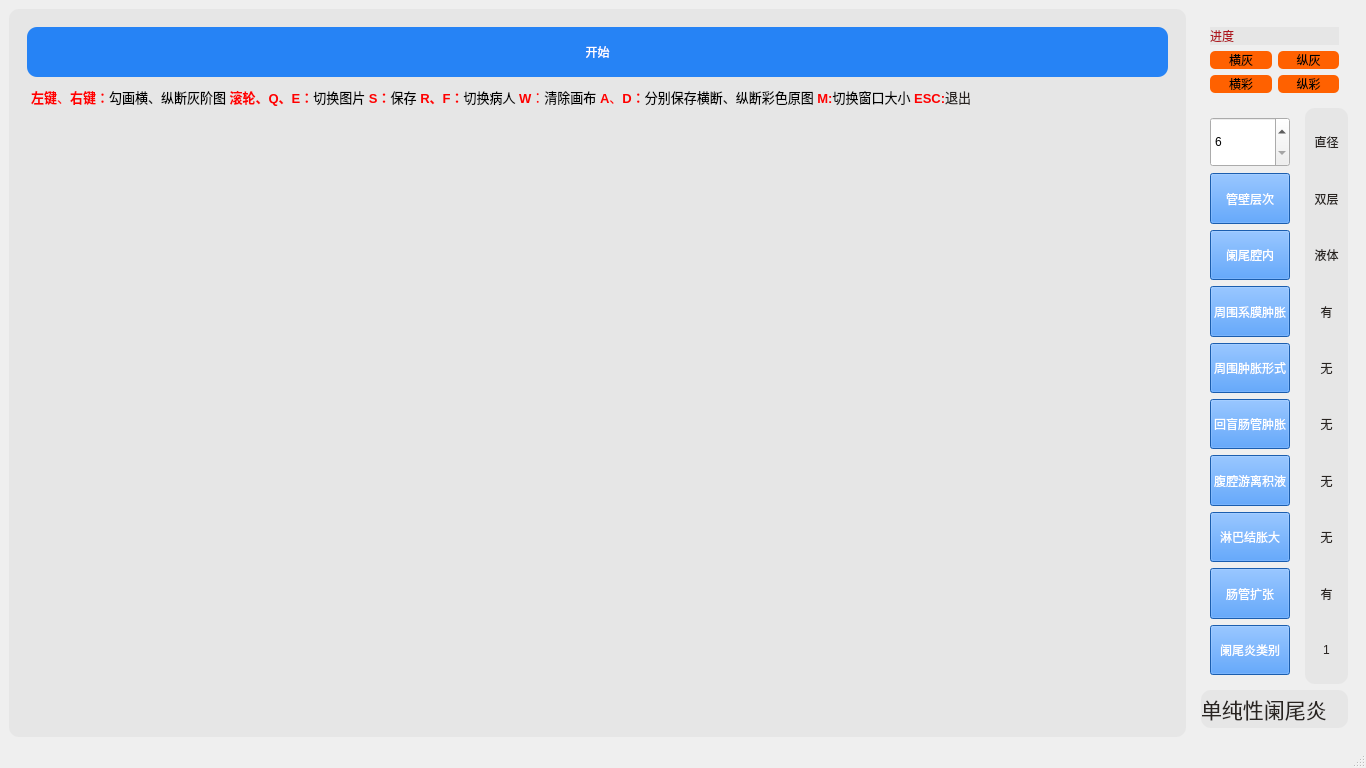
Before: the Qt Designer form myui.ui in sunbrown/appendix_label, drawn with Qt 5.
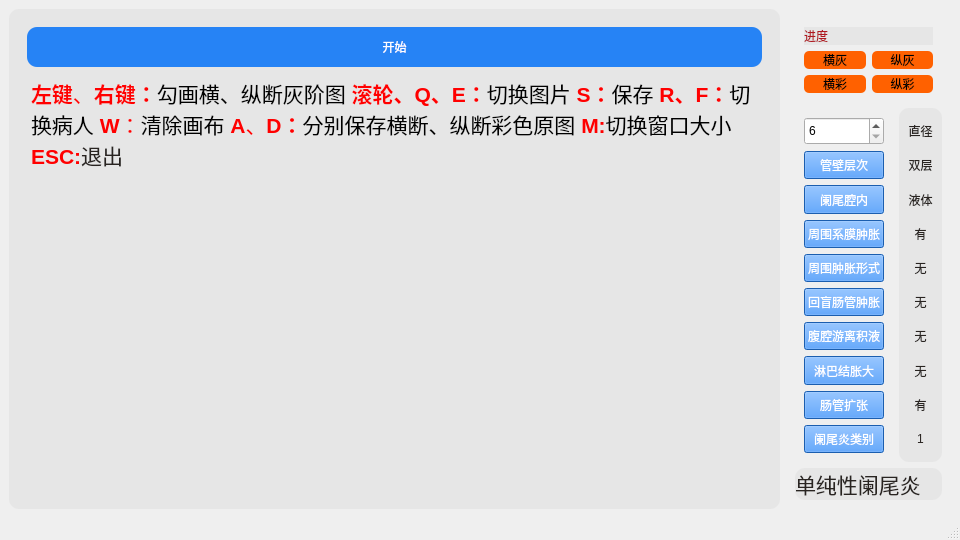
After: the same form once the commit is applied.

Commit message: v1.2 修复ch_id无法正确匹配的bug，修改textbrowser字体大小

Patch:
```diff
--- a/myui.ui
+++ b/myui.ui
@@ -6,8 +6,8 @@
    <rect>
     <x>0</x>
     <y>0</y>
-    <width>1366</width>
-    <height>768</height>
+    <width>960</width>
+    <height>540</height>
    </rect>
   </property>
   <property name="windowTitle">
@@ -24,7 +24,7 @@
     <item row="0" column="0">
      <layout class="QVBoxLayout" name="verticalLayout" stretch="40">
       <item>
-       <layout class="QHBoxLayout" name="horizontalLayout_23" stretch="5,0">
+       <layout class="QHBoxLayout" name="horizontalLayout_23" stretch="10,1">
         <item>
          <widget class="QWidget" name="widget" native="true">
           <property name="styleSheet">
@@ -32,7 +32,7 @@
 border-radius:10px;
 </string>
           </property>
-          <layout class="QHBoxLayout" name="horizontalLayout_2" stretch="10,2">
+          <layout class="QHBoxLayout" name="horizontalLayout_2" stretch="10,3">
            <item>
             <layout class="QHBoxLayout" name="gridLayout_3">
              <property name="sizeConstraint">
@@ -46,7 +46,7 @@
               <item>
                <widget class="QPushButton" name="start">
                 <property name="styleSheet">
-                 <string notr="true">height:50px;
+                 <string notr="true">height:40px;
 font: 25pt &quot;楷体&quot;;
 color: rgb(255, 255, 255);
 background-color:rgb(38, 131, 245);</string>
@@ -68,8 +68,8 @@
                  <string>&lt;!DOCTYPE HTML PUBLIC &quot;-//W3C//DTD HTML 4.0//EN&quot; &quot;http://www.w3.org/TR/REC-html40/strict.dtd&quot;&gt;
 &lt;html&gt;&lt;head&gt;&lt;meta name=&quot;qrichtext&quot; content=&quot;1&quot; /&gt;&lt;style type=&quot;text/css&quot;&gt;
 p, li { white-space: pre-wrap; }
-&lt;/style&gt;&lt;/head&gt;&lt;body style=&quot; font-family:'楷体'; font-size:12pt; font-weight:400; font-style:normal;&quot;&gt;
-&lt;p style=&quot; margin-top:12px; margin-bottom:12px; margin-left:0px; margin-right:0px; -qt-block-indent:0; text-indent:0px;&quot;&gt;&lt;span style=&quot; font-size:10pt; font-weight:600; color:#ff0000;&quot;&gt;左键&lt;/span&gt;&lt;span style=&quot; font-size:10pt; color:#ff0000;&quot;&gt;、&lt;/span&gt;&lt;span style=&quot; font-size:10pt; font-weight:600; color:#ff0000;&quot;&gt;右键：&lt;/span&gt;&lt;span style=&quot; font-size:10pt; color:#000000;&quot;&gt;勾画横、纵断灰阶图 &lt;/span&gt;&lt;span style=&quot; font-size:10pt; font-weight:600; color:#ff0000;&quot;&gt;滚轮、Q、E：&lt;/span&gt;&lt;span style=&quot; font-size:10pt; color:#000000;&quot;&gt;切换图片 &lt;/span&gt;&lt;span style=&quot; font-size:10pt; font-weight:600; color:#ff0000;&quot;&gt;S：&lt;/span&gt;&lt;span style=&quot; font-size:10pt; color:#000000;&quot;&gt;保存 &lt;/span&gt;&lt;span style=&quot; font-size:10pt; font-weight:600; color:#ff0000;&quot;&gt;R、F：&lt;/span&gt;&lt;span style=&quot; font-size:10pt; color:#000000;&quot;&gt;切换病人 &lt;/span&gt;&lt;span style=&quot; font-size:10pt; font-weight:600; color:#ff0000;&quot;&gt;W&lt;/span&gt;&lt;span style=&quot; font-size:10pt; color:#ff0000;&quot;&gt;：&lt;/span&gt;&lt;span style=&quot; font-size:10pt; color:#000000;&quot;&gt;清除画布 &lt;/span&gt;&lt;span style=&quot; font-size:10pt; font-weight:600; color:#ff0000;&quot;&gt;A&lt;/span&gt;&lt;span style=&quot; font-size:10pt; color:#ff0000;&quot;&gt;、&lt;/span&gt;&lt;span style=&quot; font-size:10pt; font-weight:600; color:#ff0000;&quot;&gt;D：&lt;/span&gt;&lt;span style=&quot; font-size:10pt; color:#000000;&quot;&gt;分别保存横断、纵断彩色原图&lt;/span&gt;&lt;span style=&quot; font-size:10pt; font-weight:600; color:#ff0000;&quot;&gt; M:&lt;/span&gt;&lt;span style=&quot; font-size:10pt; color:#000000;&quot;&gt;切换窗口大小&lt;/span&gt;&lt;span style=&quot; font-size:10pt;&quot;&gt; &lt;/span&gt;&lt;span style=&quot; font-size:10pt; font-weight:600; color:#ff0000;&quot;&gt;ESC:&lt;/span&gt;&lt;span style=&quot; font-size:10pt;&quot;&gt;退出&lt;/span&gt;&lt;/p&gt;&lt;/body&gt;&lt;/html&gt;</string>
+&lt;/style&gt;&lt;/head&gt;&lt;body style=&quot; font-family:'楷体'; font-size:15pt; font-weight:400; font-style:normal;&quot;&gt;
+&lt;p style=&quot; margin-top:12px; margin-bottom:12px; margin-left:0px; margin-right:0px; -qt-block-indent:0; text-indent:0px;&quot;&gt;&lt;span style=&quot; font-size:16pt; font-weight:600; color:#ff0000;&quot;&gt;左键&lt;/span&gt;&lt;span style=&quot; font-size:16pt; color:#ff0000;&quot;&gt;、&lt;/span&gt;&lt;span style=&quot; font-size:16pt; font-weight:600; color:#ff0000;&quot;&gt;右键：&lt;/span&gt;&lt;span style=&quot; font-size:16pt; color:#000000;&quot;&gt;勾画横、纵断灰阶图 &lt;/span&gt;&lt;span style=&quot; font-size:16pt; font-weight:600; color:#ff0000;&quot;&gt;滚轮、Q、E：&lt;/span&gt;&lt;span style=&quot; font-size:16pt; color:#000000;&quot;&gt;切换图片 &lt;/span&gt;&lt;span style=&quot; font-size:16pt; font-weight:600; color:#ff0000;&quot;&gt;S：&lt;/span&gt;&lt;span style=&quot; font-size:16pt; color:#000000;&quot;&gt;保存 &lt;/span&gt;&lt;span style=&quot; font-size:16pt; font-weight:600; color:#ff0000;&quot;&gt;R、F：&lt;/span&gt;&lt;span style=&quot; font-size:16pt; color:#000000;&quot;&gt;切换病人 &lt;/span&gt;&lt;span style=&quot; font-size:16pt; font-weight:600; color:#ff0000;&quot;&gt;W&lt;/span&gt;&lt;span style=&quot; font-size:16pt; color:#ff0000;&quot;&gt;：&lt;/span&gt;&lt;span style=&quot; font-size:16pt; color:#000000;&quot;&gt;清除画布 &lt;/span&gt;&lt;span style=&quot; font-size:16pt; font-weight:600; color:#ff0000;&quot;&gt;A&lt;/span&gt;&lt;span style=&quot; font-size:16pt; color:#ff0000;&quot;&gt;、&lt;/span&gt;&lt;span style=&quot; font-size:16pt; font-weight:600; color:#ff0000;&quot;&gt;D：&lt;/span&gt;&lt;span style=&quot; font-size:16pt; color:#000000;&quot;&gt;分别保存横断、纵断彩色原图&lt;/span&gt;&lt;span style=&quot; font-size:16pt; font-weight:600; color:#ff0000;&quot;&gt; M:&lt;/span&gt;&lt;span style=&quot; font-size:16pt; color:#000000;&quot;&gt;切换窗口大小&lt;/span&gt;&lt;span style=&quot; font-size:16pt;&quot;&gt; &lt;/span&gt;&lt;span style=&quot; font-size:16pt; font-weight:600; color:#ff0000;&quot;&gt;ESC:&lt;/span&gt;&lt;span style=&quot; font-size:16pt;&quot;&gt;退出&lt;/span&gt;&lt;/p&gt;&lt;/body&gt;&lt;/html&gt;</string>
                 </property>
                </widget>
               </item>
```
Left out of the diff: 6 changed lines with no effect on the pictures. The commit also changes 5 other files.
